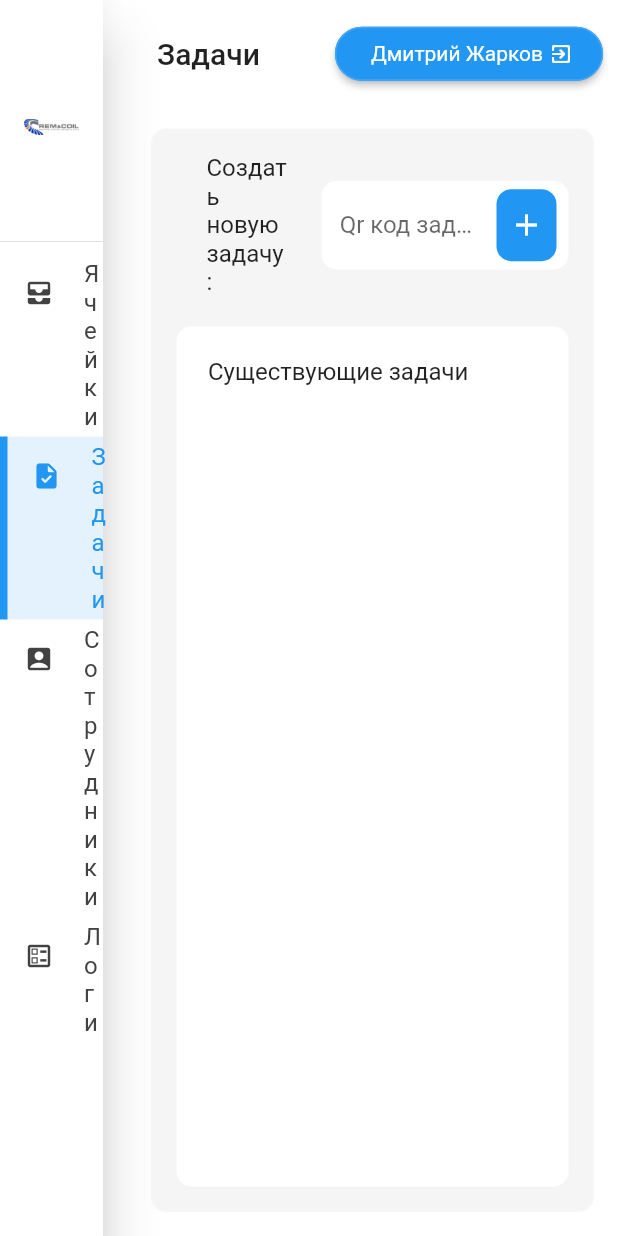
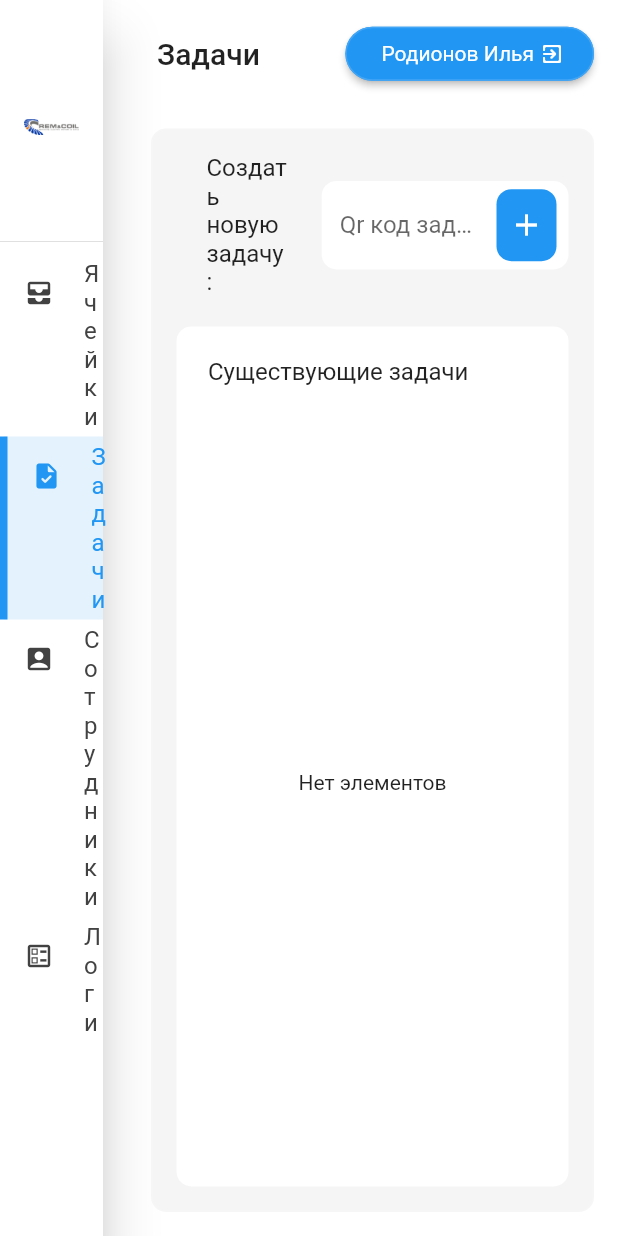
Before and after one commit to Rem-Coil-workshop/Client, a Flutter app: the screen it shows after launch, after a tap on "Задачи", on a phone screen of 412 x 824 dp. Run offline on Flutter 3.47's test engine with Material 2 defaults, Android fonts, the phone set to English and light mode, and no system bars; our stand-ins replace flutter_redux, freezed_annotation, redux, redux_thunk.

Commit message:
Добавил пустые экраны

```diff
--- a/lib/core/json_models/box.dart
+++ b/lib/core/json_models/box.dart
@@ -1,4 +1,5 @@
 import 'package:slot_service_app/core/models/box.dart';
+import 'package:slot_service_app/core/models/task.dart';
 
 class JsonBox {
   final int id;
@@ -12,7 +13,8 @@ class JsonBox {
   });
 
   factory JsonBox.fromBox(Box box) {
-    return JsonBox(id: box.id, number: box.number, taskId: box.taskId);
+    final taskId = box.taskId == Task.nullValue.id ? null : box.taskId;
+    return JsonBox(id: box.id, number: box.number, taskId: taskId);
   }
 
   factory JsonBox.fromJson(Map<String, dynamic> json) {
--- a/lib/core/repository/boxes_repository.dart
+++ b/lib/core/repository/boxes_repository.dart
@@ -31,7 +31,6 @@ class BoxesRepository extends BaseRepository {
     }
   }
 
-  // TODO - случай добавления пустого ящика
   Future<List<Box>> changeBoxTask(Box box, Task task) async {
     if (box.taskId == task.id) return _boxes;
 
--- a/lib/redux/auth/state.dart
+++ b/lib/redux/auth/state.dart
@@ -6,7 +6,7 @@ part 'state.freezed.dart';
 @freezed
 abstract class AuthState with _$AuthState {
   static const initState = AuthState(
-    employee: Employee(firstname: 'Дмитрий', lastname: 'Жарков'),
+    employee: Employee(firstname: 'Илья', lastname: 'Родионов'),
   );
 
   const factory AuthState({
--- a/lib/redux/tasks/thunk.dart
+++ b/lib/redux/tasks/thunk.dart
@@ -21,6 +21,8 @@ class OnCreateTask extends BaseThunkWithExtra<TasksRepository> {
       store.dispatch(OnUpdateTasks(tasks));
     } on NetworkException catch (e) {
       store.dispatch(OnTasksNetworkError(e.message));
+    } catch(e) {
+      store.dispatch(OnTasksNetworkError('Ошибка подключения к сети'));
     }
   }
 }
@@ -39,6 +41,8 @@ class OnRemoveTask extends BaseThunkWithExtra<TasksRepository> {
       store.dispatch(OnUpdateTasks(tasks));
     } on NetworkException catch(e) {
       store.dispatch(OnTasksNetworkError(e.message));
+    } catch(e) {
+      store.dispatch(OnTasksNetworkError('Ошибка подключения к сети'));
     }
   }
 }
@@ -53,6 +57,8 @@ class OnFetchTasks extends BaseThunkWithExtra<TasksRepository> {
       store.dispatch(OnUpdateTasks(tasks));
     } on NetworkException catch(e) {
       store.dispatch(OnTasksNetworkError(e.message));
+    } catch(e) {
+      store.dispatch(OnTasksNetworkError('Ошибка подключения к сети'));
     }
   }
 }
--- a/lib/screens/base/widgets/profile_card.dart
+++ b/lib/screens/base/widgets/profile_card.dart
@@ -55,7 +55,7 @@ class ProfileCard extends StatelessWidget {
                 ),
                 builder: (context, vm) => vm.when(
                   success: (employee) => Text(
-                    "${employee.firstname} ${employee.lastname}",
+                    "${employee.lastname} ${employee.firstname}",
                     style: Theme.of(context)
                         .textTheme
                         .bodyText2!
--- a/lib/screens/boxes_screen/boxes_screen.dart
+++ b/lib/screens/boxes_screen/boxes_screen.dart
@@ -1,5 +1,6 @@
 import 'package:flutter/material.dart';
 import 'package:flutter_redux/flutter_redux.dart';
+import 'package:slot_service_app/core/models/box.dart';
 import 'package:slot_service_app/redux/boxes/thunk.dart';
 import 'package:slot_service_app/redux/state.dart';
 import 'package:slot_service_app/screens/base/base_main_screen.dart';
@@ -22,10 +23,35 @@ class BoxesScreen extends BaseMainScreen {
   Widget getMainWidget(BuildContext context) {
     return StoreConnector<AppState, BoxesViewModel>(
       onInit: (store) => store.dispatch(OnFetchBoxes()),
+      onDispose: (store) => _scrollController.dispose(),
       converter: (store) =>
           BoxesViewModel.success(boxes: store.state.boxesState.boxes),
       builder: (context, vm) => vm.when(
-        success: (boxes) => Padding(
+        success: (boxes) =>
+            boxes.isEmpty ? _emptyScreen() : _screenWithItems(boxes),
+      ),
+    );
+  }
+
+  Widget _emptyScreen() {
+    return Padding(
+      padding: const EdgeInsets.all(8.0),
+      child: Container(
+        decoration: BoxDecoration(
+          color: Colors.white,
+          borderRadius: const BorderRadius.all(
+            Radius.circular(10),
+          ),
+        ),
+        child: Center(
+          child: Text('Нет элементов'),
+        ),
+      ),
+    );
+  }
+
+  Widget _screenWithItems(List<Box> boxes) {
+    return Padding(
       padding: const EdgeInsets.only(top: 8.0),
       child: Scrollbar(
         controller: _scrollController,
@@ -36,8 +62,6 @@ class BoxesScreen extends BaseMainScreen {
           itemBuilder: (context, index) => BoxItemWidget(box: boxes[index]),
         ),
       ),
-        ),
-      ),
     );
   }
 }
--- a/lib/screens/boxes_screen/widgets/box_item_widget.dart
+++ b/lib/screens/boxes_screen/widgets/box_item_widget.dart
@@ -51,7 +51,7 @@ class BoxItemWidget extends StatelessWidget {
             ),
             Spacer(),
             BoxButtonWidget(
-              onPressed: () {},
+              onPressed: () => store.dispatch(OnOpenBox(_box)),
             ),
           ],
         ),
--- a/lib/screens/tasks_screen/widgets/tasks_current_widget.dart
+++ b/lib/screens/tasks_screen/widgets/tasks_current_widget.dart
@@ -1,5 +1,7 @@
 import 'package:flutter/material.dart';
 import 'package:flutter_redux/flutter_redux.dart';
+import 'package:redux/src/store.dart';
+import 'package:slot_service_app/core/models/task.dart';
 import 'package:slot_service_app/redux/state.dart';
 import 'package:slot_service_app/redux/tasks/thunk.dart';
 import 'package:slot_service_app/screens/tasks_screen/view_models/tasks.dart';
@@ -16,7 +18,8 @@ class CurrentTasksWidget extends StatelessWidget {
       onInit: (store) => store.dispatch(OnFetchTasks()),
       converter: (store) =>
           TasksViewModel.success(tasks: store.state.tasksState.tasks),
-      builder: (context, vm) => vm.when(success: (tasks) => Container(
+      builder: (context, vm) => vm.when(
+        success: (tasks) => Container(
           decoration: BoxDecoration(
             color: Colors.white,
             borderRadius: const BorderRadius.all(Radius.circular(10)),
@@ -26,14 +29,23 @@ class CurrentTasksWidget extends StatelessWidget {
           child: Column(
             crossAxisAlignment: CrossAxisAlignment.start,
             children: [
-            Padding(
-              padding: const EdgeInsets.only(bottom: 16),
-              child: Text(
-                "Существующие задачи",
-                style: Theme.of(context).textTheme.subtitle1,
+              _buildTitle(context),
+              tasks.isEmpty ? _buildEmptyScreen() : _buildList(tasks, store),
+            ],
           ),
         ),
-            Expanded(
+      ),
+    );
+  }
+
+  Widget _buildEmptyScreen() {
+    return Expanded(
+      child: Center(child: Text('Нет элементов')),
+    );
+  }
+
+  Widget _buildList(List<Task> tasks, Store<AppState> store) {
+    return Expanded(
       child: Scrollbar(
         controller: _scrollController,
         child: ListView.builder(
@@ -47,10 +59,16 @@ class CurrentTasksWidget extends StatelessWidget {
           ),
         ),
       ),
+    );
+  }
+
+  Widget _buildTitle(BuildContext context) {
+    return Padding(
+      padding: const EdgeInsets.only(bottom: 16),
+      child: Text(
+        "Существующие задачи",
+        style: Theme.of(context).textTheme.subtitle1,
       ),
-          ],
-        ),
-      )),
     );
   }
 }
```
Also changed, not shown: lib/redux/boxes/thunk.dart (+30 -1 lines). Lines whose indentation alone changed are shown as unchanged.
